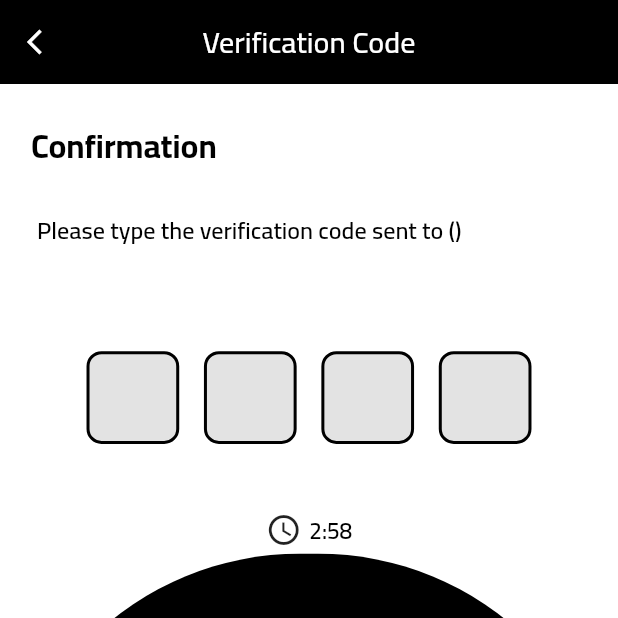
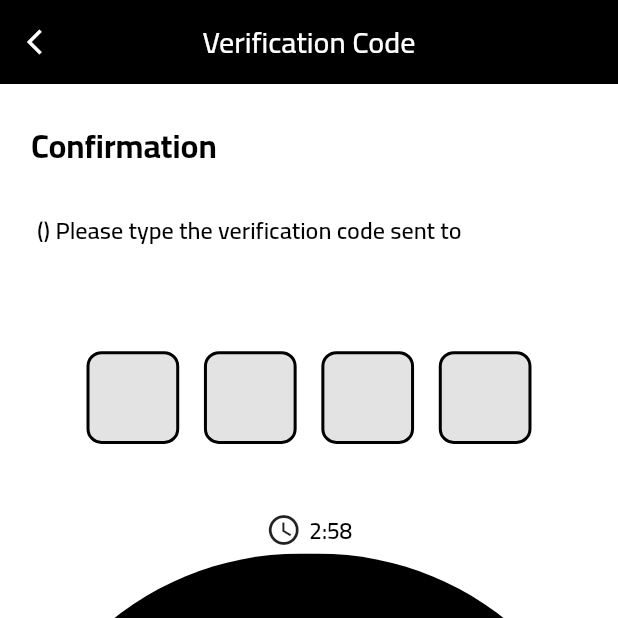
Before and after one commit to islam-kamal/almajid-main, a Flutter app: the VerificationCodeScreen screen opened directly with empty values, on a phone screen of 412 x 824 dp, the top half of it. Run offline on Flutter 3.47's test engine with Material 2 defaults, Android fonts, the phone set to English and light mode, and no system bars; our stand-ins replace another_flushbar, badges, bloc, carousel_pro, carousel_slider, country_code_picker and 26 more; missing offline and left inert: circle_bottom_navigation_bar, clippy_flutter, country_list_pick, grouped_checkbox, network_info_plus, search_widget; accounts and stored records are empty; network calls fail; statements that could not run were skipped.

Commit message:
Directionalty for login with phone screen 28/2/2022

```diff
--- a/lib/screens/auth/verification_code_screen.dart
+++ b/lib/screens/auth/verification_code_screen.dart
@@ -300,7 +300,8 @@ class _OtpState extends State<VerificationCodeScreen>
 
   // Return "Email" label
   get _getEmailLabel {
-    return Padding(
+    return Directionality(textDirection: MyApp.app_langauge == 'ar' ? TextDirection.ltr : TextDirection.rtl,
+    child: Padding(
         padding: EdgeInsets.only(
             right: StaticData.get_width(context) * 0.06,
             left: StaticData.get_width(context) * 0.06,
@@ -310,7 +311,7 @@ class _OtpState extends State<VerificationCodeScreen>
           textAlign: TextAlign.center,
           style: new TextStyle(
               fontSize: 16.0, color: Colors.black, fontWeight: FontWeight.w600),
-        ));
+        ) ));
   }
 
   // Return "OTP" input field
```
Also changed, not shown: lib/screens/auth/login_with_phone_screen.dart (+10 -9 lines).
